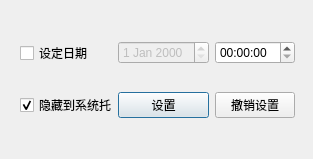
cuianyu210/CoyShutdown, file dialog.ui: the form before one commit.
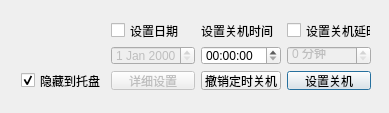
The form after the commit.

Commit message: 新增特性：关机延时功能

The edit to the form file:
```diff
--- a/dialog.ui
+++ b/dialog.ui
@@ -6,8 +6,8 @@
    <rect>
     <x>0</x>
     <y>0</y>
-    <width>313</width>
-    <height>159</height>
+    <width>389</width>
+    <height>113</height>
    </rect>
   </property>
   <property name="windowTitle">
@@ -16,53 +16,100 @@
   <widget class="QWidget" name="gridLayoutWidget">
    <property name="geometry">
     <rect>
-     <x>9</x>
-     <y>9</y>
-     <width>297</width>
-     <height>141</height>
+     <x>10</x>
+     <y>10</y>
+     <width>373</width>
+     <height>91</height>
     </rect>
    </property>
+   <layout class="QVBoxLayout" name="verticalLayout">
+    <item>
    <layout class="QGridLayout" name="gridLayout">
-    <item row="0" column="2">
-     <widget class="QTimeEdit" name="shutTimEdit"/>
-    </item>
-    <item row="0" column="1">
+      <item row="1" column="4">
+       <widget class="QSpinBox" name="shutDelayBox">
+        <property name="enabled">
+         <bool>false</bool>
+        </property>
+        <property name="suffix">
+         <string> 分钟</string>
+        </property>
+        <property name="maximum">
+         <number>60</number>
+        </property>
+       </widget>
+      </item>
+      <item row="2" column="4">
+       <widget class="QPushButton" name="SettingBtn">
+        <property name="text">
+         <string>设置关机</string>
+        </property>
+       </widget>
+      </item>
+      <item row="2" column="3">
+       <widget class="QPushButton" name="canBtn">
+        <property name="text">
+         <string>撤销定时关机</string>
+        </property>
+       </widget>
+      </item>
+      <item row="1" column="2">
      <widget class="QDateEdit" name="shutDateEdit">
       <property name="enabled">
        <bool>false</bool>
       </property>
      </widget>
     </item>
-    <item row="0" column="0">
-     <widget class="QCheckBox" name="setDatebtn">
+      <item row="0" column="3">
+       <widget class="QLabel" name="label_2">
+        <property name="layoutDirection">
+         <enum>Qt::LeftToRight</enum>
+        </property>
       <property name="text">
-       <string>设定日期</string>
+         <string>设置关机时间</string>
+        </property>
+        <property name="alignment">
+         <set>Qt::AlignLeading|Qt::AlignLeft|Qt::AlignVCenter</set>
       </property>
      </widget>
     </item>
-    <item row="1" column="0">
+      <item row="2" column="1">
      <widget class="QCheckBox" name="HideToSysTray">
       <property name="text">
-       <string>隐藏到系统托盘</string>
+         <string>隐藏到托盘</string>
       </property>
       <property name="checked">
        <bool>true</bool>
       </property>
      </widget>
     </item>
-    <item row="1" column="1">
-     <widget class="QPushButton" name="SettingBtn">
+      <item row="1" column="3">
+       <widget class="QTimeEdit" name="shutTimEdit"/>
+      </item>
+      <item row="0" column="4">
+       <widget class="QCheckBox" name="isDelayShutChkBox">
       <property name="text">
-       <string>设置</string>
+         <string>设置关机延时</string>
       </property>
      </widget>
     </item>
-    <item row="1" column="2">
-     <widget class="QPushButton" name="canBtn">
+      <item row="0" column="2">
+       <widget class="QCheckBox" name="setDatebtn">
       <property name="text">
-       <string>撤销设置</string>
-      </property>
-     </widget>
+         <string>设置日期</string>
+        </property>
+       </widget>
+      </item>
+      <item row="2" column="2">
+       <widget class="QPushButton" name="settingBtn">
+        <property name="enabled">
+         <bool>false</bool>
+        </property>
+        <property name="text">
+         <string>详细设置</string>
+        </property>
+       </widget>
+      </item>
+     </layout>
     </item>
    </layout>
   </widget>
```
Left out of the diff: 2 changed lines with no effect on the pictures. Lines whose indentation alone changed are shown as unchanged. The commit also changes 3 other files.
